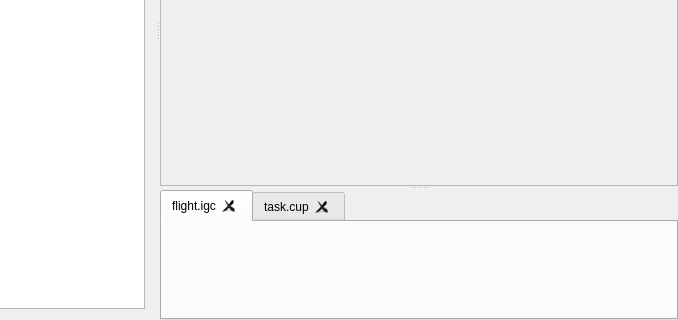
Before: the Qt Designer form Updraft/src/core/ui/mainwindow.ui in updraft/updraft, drawn with Qt 5; both pictures show x 122 to 800 and y 280 to 600 of the 800 by 600 pixel window.
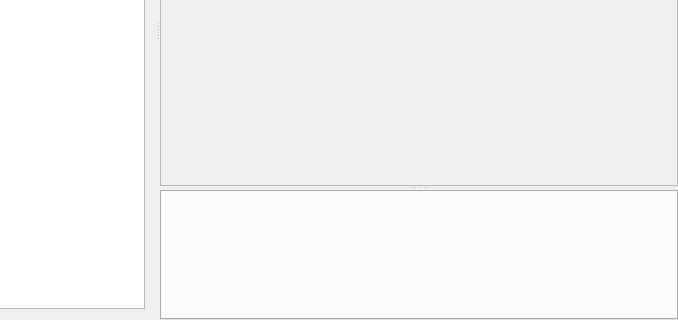
After: the same form once the commit is applied.

What changed in the file:
```diff
--- a/Updraft/src/core/ui/mainwindow.ui
+++ b/Updraft/src/core/ui/mainwindow.ui
@@ -99,21 +99,6 @@
         <property name="movable">
          <bool>true</bool>
         </property>
-        <widget class="QWidget" name="tab">
-         <attribute name="title">
-          <string>flight.igc</string>
-         </attribute>
-         <layout class="QGridLayout" name="gridLayout">
-          <property name="margin">
-           <number>0</number>
-          </property>
-         </layout>
-        </widget>
-        <widget class="QWidget" name="tab_2">
-         <attribute name="title">
-          <string>task.cup</string>
-         </attribute>
-        </widget>
        </widget>
       </widget>
      </widget>
```
